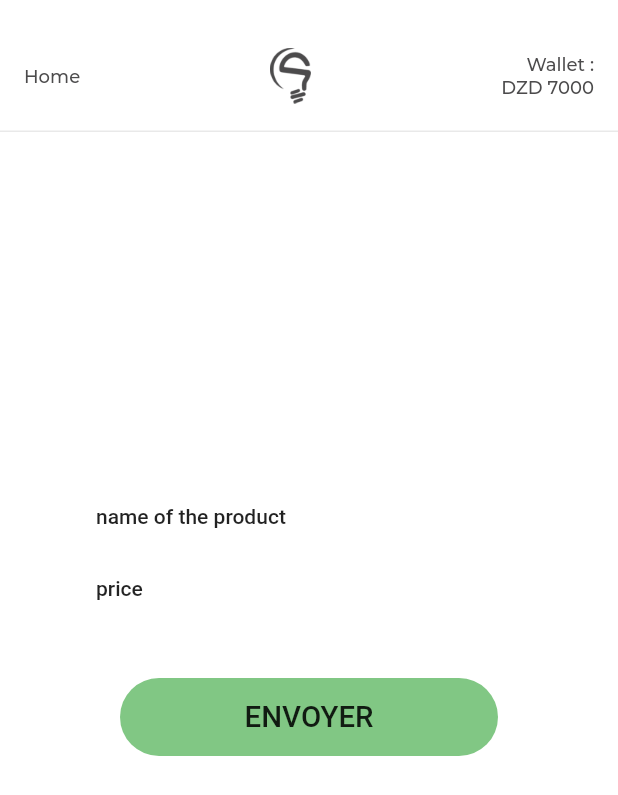
After one commit to Majidbouikken/flutter_training, a Flutter app: the screen it shows after launch, after a tap on the "add" icon, on a phone screen of 412 x 824 dp. The commit adds this screen. Shown: the top 795 px of the screen. Run offline on Flutter 3.47's test engine with Material 2 defaults, Android fonts, the phone set to English and light mode, and no system bars.

Commit message:
addProductPage

```diff
--- /dev/null
+++ b/lib/ui/addProductPage.dart
@@ -0,0 +1,135 @@
+import 'dart:ui';
+
+import 'package:flutter/material.dart';
+import 'package:flutter/rendering.dart';
+
+class AddProductPage extends StatefulWidget {
+  @override
+  _AddProductPageState createState() => _AddProductPageState();
+}
+
+class _AddProductPageState extends State<AddProductPage> {
+  String name = "";
+  int price = 0;
+
+  @override
+  Widget build(BuildContext context) {
+    // TODO: implement build
+    return Scaffold(
+      backgroundColor: Colors.white,
+      body: Stack(
+        children: <Widget>[
+          Column(
+            mainAxisAlignment: MainAxisAlignment.center,
+            children: <Widget>[
+              Padding(
+                padding: const EdgeInsets.only(left: 64.0),
+                child: TextField(
+                  keyboardType: TextInputType.text,
+                  style: Theme.of(context).textTheme.bodyText1,
+                  decoration: InputDecoration(
+                    border: InputBorder.none,
+                    hintText: "name of the product",
+                    hintStyle: Theme.of(context).textTheme.bodyText1,
+                  ),
+                  onChanged: (input) {
+                    setState(() {
+                      name = input;
+                    });
+                  },
+                ),
+              ),
+              Padding(
+                padding: const EdgeInsets.only(left: 64.0),
+                child: TextField(
+                  keyboardType: TextInputType.number,
+                  style: Theme.of(context).textTheme.bodyText1,
+                  decoration: InputDecoration(
+                    border: InputBorder.none,
+                    hintText: "price",
+                    hintStyle: Theme.of(context).textTheme.bodyText1,
+                  ),
+                  onChanged: (input) {
+                    setState(() {
+                      price = int.parse(input);
+                    });
+                  },
+                ),
+              ),
+              SizedBox(
+                height: 36,
+              ),
+              FlatButton(
+                onPressed: () {
+                  //makePostProduct(name, price);
+                },
+                child: Container(
+                  height: 52.00,
+                  width: MediaQuery.of(context).size.width - 160,
+                  decoration: BoxDecoration(
+                    color: Colors.green[300],
+                    borderRadius: BorderRadius.circular(82.00),
+                  ),
+                  child: Center(
+                    child: new Text(
+                      "ENVOYER",
+                      textAlign: TextAlign.center,
+                      style: Theme.of(context).textTheme.bodyText1,
+                      textScaleFactor: 1.4,
+                    ),
+                  ),
+                ),
+              )
+            ],
+          ),
+
+          //--------------------
+          ClipRect(
+            child: Container(
+              height: 88,
+              width: MediaQuery.of(context).size.width,
+              child: BackdropFilter(
+                filter: ImageFilter.blur(sigmaX: 28.0, sigmaY: 28.0),
+                child: Container(
+                  padding:
+                      EdgeInsets.only(left: 16, top: 32, right: 16, bottom: 18),
+                  decoration: BoxDecoration(
+                      color: Colors.white.withOpacity(0.75),
+                      border: Border(
+                          bottom:
+                              BorderSide(width: 1, color: Color(0xFFE9E9E9)))),
+                  child: Row(
+                    mainAxisAlignment: MainAxisAlignment.spaceBetween,
+                    children: <Widget>[
+                      InkWell(
+                        onTap: () {
+                          Navigator.pop(context);
+                        },
+                        child: Text(
+                          'Home',
+                          style: TextStyle(
+                              color: Color(0xFF4C4B4C),
+                              fontFamily: 'Montserrat',
+                              fontSize: 12),
+                        ),
+                      ),
+                      Image.asset('assets/img/logo.png'),
+                      Text(
+                        'Wallet :\nDZD 7000',
+                        textAlign: TextAlign.right,
+                        style: TextStyle(
+                            color: Color(0xFF4C4B4C),
+                            fontFamily: 'Montserrat',
+                            fontSize: 12),
+                      ),
+                    ],
+                  ),
+                ),
+              ),
+            ),
+          ),
+        ],
+      ),
+    );
+  }
+}
--- a/lib/ui/homePage.dart
+++ b/lib/ui/homePage.dart
@@ -4,6 +4,7 @@ import 'package:flutter/material.dart';
 import 'package:flutter/rendering.dart';
 import 'package:flutter_app/model/productModel.dart';
 import 'components/itemCard.dart';
+import 'addProductPage.dart';
 
 class HomePage extends StatefulWidget {
   @override
@@ -21,6 +22,14 @@ class _HomePageState extends State<HomePage> {
   @override
   Widget build(BuildContext context) {
     return Scaffold(
+      floatingActionButton: FloatingActionButton(
+        onPressed: () {
+          Navigator.of(context).push(MaterialPageRoute(
+            builder: (context) => AddProductPage(),
+          ));
+        },
+        child: Icon(Icons.add),
+      ),
       backgroundColor: Colors.white,
       body: SafeArea(
         child: Stack(
@@ -32,7 +41,6 @@ class _HomePageState extends State<HomePage> {
               children: _itemBuilder(),
             ),
 
-            // App bar
             ClipRect(
               child: Container(
                 height: 88,
```
